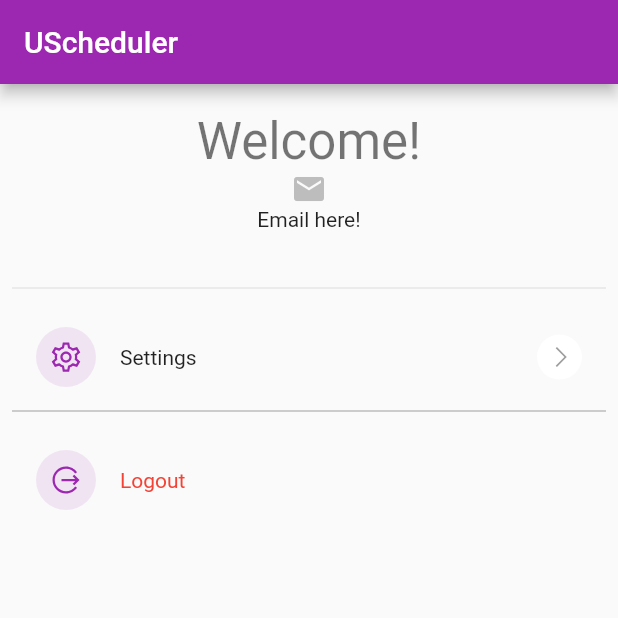
After one commit to Scamule/TeamA_320Spr23, a Flutter app: the ProfileScreen screen opened directly, on a phone screen of 412 x 824 dp, the top half of it. The commit adds this screen. Run offline on Flutter 3.47's test engine with Material 2 defaults, Android fonts, the phone set to English and light mode, and no system bars; our stand-ins replace flutter_login, line_awesome_flutter, syncfusion_flutter_calendar.

Commit message:
Added profile page!

```diff
--- /dev/null
+++ b/frontend/flutter_application_1/lib/calender_view.dart
@@ -0,0 +1,41 @@
+import 'package:flutter/material.dart';
+import 'package:flutter_application_1/event_adding.dart';
+import 'package:flutter_application_1/event_editing_page.dart';
+import 'package:flutter_application_1/model/event_data_source.dart';
+import 'package:provider/provider.dart';
+import 'package:syncfusion_flutter_calendar/calendar.dart';
+
+class CalenderPage extends StatelessWidget{
+  const CalenderPage({super.key});
+
+  @override
+  Widget build(BuildContext context){
+    final events = Provider.of<EventAdding>(context).events;
+    return Scaffold(
+      body: SfCalendar(
+        view: CalendarView.week,
+        dataSource: EventDataSource(events),
+        initialSelectedDate: DateTime.now(),
+        firstDayOfWeek: 7,
+        headerHeight: 55,
+        // onTap: (details) {
+        //   if (details.appointments == null) return;
+        //   final event = details.appointments!.first;
+        //   Navigator.of(context).push(MaterialPageRoute(
+        //     builder: (context) => EventEditingPage(event: event),
+        //   ));
+        // },
+        //dataSource: EventDataSource(events),
+      ),
+      appBar: AppBar(
+        title: const Text("UScheduler"),
+      ),
+      floatingActionButton: FloatingActionButton(
+          child: const Icon(Icons.add),
+          onPressed: () => Navigator.of(context).push(
+              MaterialPageRoute(builder: (context) => const EventEditingPage()))
+          //debugPrint('Clicked on button!'); },
+          ),
+    );
+  }
+}
--- a/frontend/flutter_application_1/lib/home_page.dart
+++ b/frontend/flutter_application_1/lib/home_page.dart
@@ -2,8 +2,10 @@ import 'package:flutter/material.dart';
 import 'package:flutter_application_1/event_adding.dart';
 import 'package:flutter_application_1/event_editing_page.dart';
 import 'package:flutter_application_1/model/event_data_source.dart';
+import 'package:flutter_application_1/profile_page.dart';
 import 'package:provider/provider.dart';
 import 'package:syncfusion_flutter_calendar/calendar.dart';
+import 'package:flutter_application_1/calender_view.dart';
 
 class HomePage extends StatefulWidget {
   const HomePage({super.key});
@@ -16,27 +18,9 @@ class _HomePageState extends State<HomePage> {
 
   @override
   Widget build(BuildContext context) {
-    final events = Provider.of<EventAdding>(context).events;
-    //Calendar widget
-    return Scaffold(
-      body: SfCalendar(
-        view: CalendarView.week,
-        dataSource: EventDataSource(events),
-        initialSelectedDate: DateTime.now(),
-        firstDayOfWeek: 7,
-        headerHeight: 55,
-        // onTap: (details) {
-        //   if (details.appointments == null) return;
-        //   final event = details.appointments!.first;
-        //   Navigator.of(context).push(MaterialPageRoute(
-        //     builder: (context) => EventEditingPage(event: event),
-        //   ));
-        // },
-        //dataSource: EventDataSource(events),
-      ),
-      appBar: AppBar(
-        title: const Text("UScheduler"),
-      ),
+    final List<Widget> pages = [CalenderPage(), ProfileScreen()];
+      return Scaffold(
+      body: pages[currentPage],
       bottomNavigationBar: NavigationBar(
         destinations: const [
           NavigationDestination(
@@ -50,12 +34,6 @@ class _HomePageState extends State<HomePage> {
         },
         selectedIndex: currentPage,
       ),
-      floatingActionButton: FloatingActionButton(
-          child: const Icon(Icons.add),
-          onPressed: () => Navigator.of(context).push(
-              MaterialPageRoute(builder: (context) => const EventEditingPage()))
-          //debugPrint('Clicked on button!'); },
-          ),
     );
   }
 }
--- a/frontend/flutter_application_1/lib/main.dart
+++ b/frontend/flutter_application_1/lib/main.dart
@@ -3,6 +3,9 @@ import 'package:flutter_application_1/login_page.dart';
 import 'package:provider/provider.dart';
 import 'package:flutter_application_1/event_adding.dart';
 import 'package:flutter_application_1/home_page.dart';
+import 'package:flutter_application_1/profile_page.dart';
+
+import 'package:line_awesome_flutter/line_awesome_flutter.dart';
 
 void main() {
   runApp(const MyApp());
--- /dev/null
+++ b/frontend/flutter_application_1/lib/profile_page.dart
@@ -0,0 +1,110 @@
+import 'package:flutter/material.dart';
+import 'package:line_awesome_flutter/line_awesome_flutter.dart';
+import 'package:flutter_application_1/login_page.dart';
+
+class ProfileScreen extends StatelessWidget{
+  const ProfileScreen({super.key});
+
+  @override
+  Widget build(BuildContext context){
+    //var isDark = MediaQuery.of(context).platformBrightness == Brightness.dark;
+    return Scaffold(
+      appBar: AppBar(
+        //leading: IconButton(onPressed: (){}, icon: const Icon(LineAwesomeIcons.angle_left)),
+        //title: Text("Profile", style: Theme.of(context).textTheme.headlineMedium),
+        //actions: [IconButton(onPressed: (){}, icon: Icon(isDark ? LineAwesomeIcons.sun : LineAwesomeIcons.moon))],
+        title: const Text("UScheduler"),
+      ),
+      body: SingleChildScrollView(
+        child: Container(
+          padding: const EdgeInsets.all(8.0),
+          child: Column(
+            children: [
+              /*
+              SizedBox(
+                width: 120,
+                height: 120,
+                child: ClipRRect(
+                  borderRadius: BorderRadius.circular(100), child: const Image(image: NetworkImage('https://upload.wikimedia.org/wikipedia/commons/0/0a/UMass_primary_logo.png')),
+                ),
+              ),
+              */
+              const SizedBox(height: 10),
+              Text("Welcome!", style: Theme.of(context).textTheme.headlineMedium),
+              Icon(Icons.email,color: Colors.grey[400]),
+              Text("Email here!", style: Theme.of(context).textTheme.bodyMedium),
+
+
+
+
+
+
+              const SizedBox(height: 30),
+              const Divider(),
+              const SizedBox(height: 10),
+
+              ProfileMenuWidget(
+                title: "Settings",
+                icon: LineAwesomeIcons.cog,
+                onPress:(){}),
+
+              const Divider(color: Colors.grey),
+              const SizedBox(height: 10),
+
+              ProfileMenuWidget(
+                title: "Logout",
+                icon: LineAwesomeIcons.alternate_sign_out,
+                textColor: Colors.red,
+                endIcon: false,
+                onPress:(){}),
+            ],
+        ),
+      ),
+      ),
+    );
+  }
+}
+
+class ProfileMenuWidget extends StatelessWidget {
+  const ProfileMenuWidget({
+    super.key,
+
+    required this.title,
+    required this.icon,
+    required this.onPress,
+    this.endIcon = true,
+    this.textColor,
+  });
+
+  final String title;
+  final IconData icon;
+  final VoidCallback onPress;
+  final bool endIcon;
+  final Color? textColor;
+
+  @override
+  Widget build(BuildContext context) {
+    return ListTile(
+      onTap: onPress,
+      leading: Container(
+        width:40,
+        height: 40,
+        decoration: BoxDecoration(
+          borderRadius: BorderRadius.circular(100),
+          color: Colors.purple.withOpacity(0.1),
+          ),
+        child: Icon(icon, color: Colors.purple),
+      ),
+      title: Text(title, style: Theme.of(context).textTheme.bodyMedium?.apply(color:textColor)),
+      trailing: endIcon? Container(
+        width: 30,
+        height: 30,
+        decoration: BoxDecoration(
+          borderRadius: BorderRadius.circular(100),
+          color: Colors.white,
+        ),
+        child: const Icon(LineAwesomeIcons.angle_right, size: 18.0, color: Colors.grey)
+      ): null,
+    );
+  }
+}
--- a/frontend/flutter_application_1/pubspec.yaml
+++ b/frontend/flutter_application_1/pubspec.yaml
@@ -34,6 +34,7 @@ dependencies:
   intl: ^0.18.0
   provider: ^6.0.5
   flutter_login: ^4.1.1
+  line_awesome_flutter: ^2.0.0
 
 
   # The following adds the Cupertino Icons font to your application.
```
Also changed, not shown: frontend/flutter_application_1/pubspec.lock.
